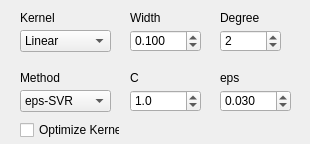
b4silio/MLDemos, file _AlgorithmsPlugins/KernelMethods/paramsSVMregr.ui: the form before one commit.
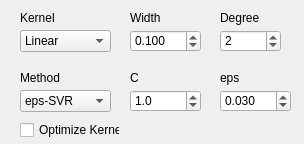
The form after the commit.

```diff
--- a/_AlgorithmsPlugins/KernelMethods/paramsSVMregr.ui
+++ b/_AlgorithmsPlugins/KernelMethods/paramsSVMregr.ui
@@ -6,7 +6,7 @@
    <rect>
     <x>0</x>
     <y>0</y>
-    <width>310</width>
+    <width>304</width>
     <height>144</height>
    </rect>
   </property>
```
